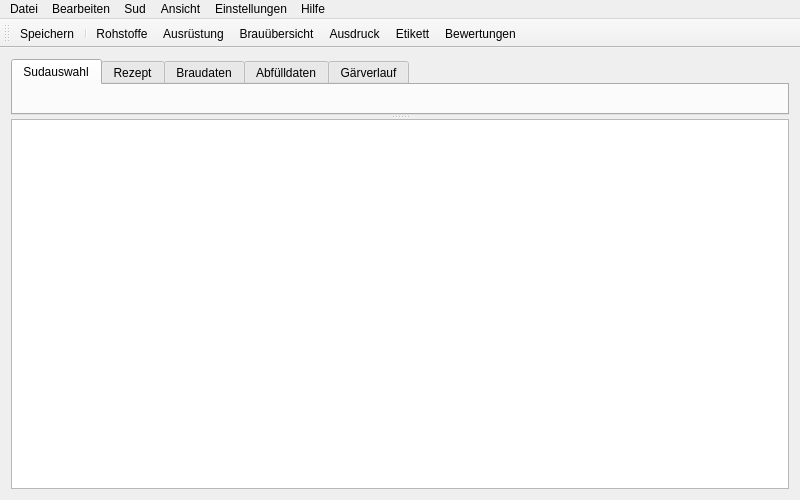
Before: the Qt Designer form kleiner-brauhelfer/mainwindow.ui in kleiner-brauhelfer/kleiner-brauhelfer-2, drawn with Qt 5.
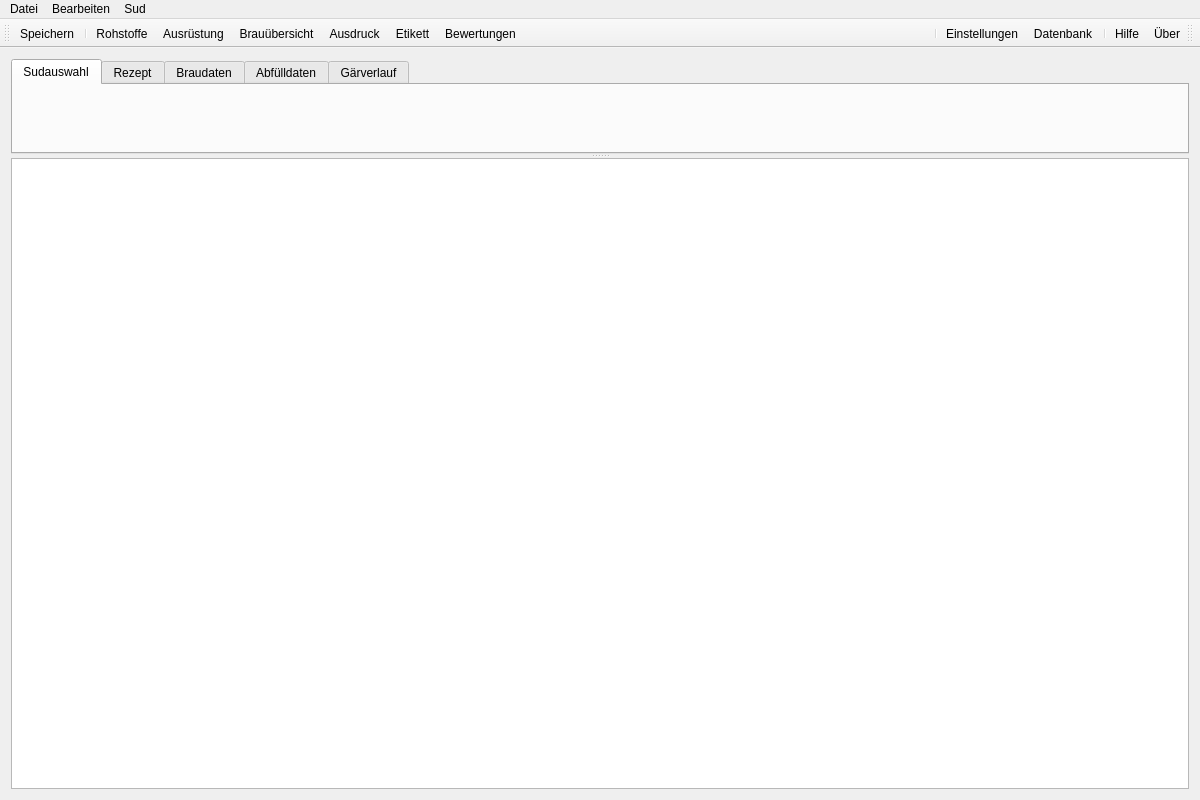
After: the same form once the commit is applied. Icons and pictures are not drawn. Custom widgets are drawn as their Qt base class.

Commit message: Einstellungen neu in einem Dialog

The edit to the form file:
```diff
--- a/kleiner-brauhelfer/mainwindow.ui
+++ b/kleiner-brauhelfer/mainwindow.ui
@@ -6,8 +6,8 @@
    <rect>
     <x>0</x>
     <y>0</y>
-    <width>800</width>
-    <height>500</height>
+    <width>1200</width>
+    <height>800</height>
    </rect>
   </property>
   <widget class="QWidget" name="centralWidget">
@@ -40,8 +40,8 @@
         <rect>
          <x>0</x>
          <y>0</y>
-         <width>800</width>
-         <height>459</height>
+         <width>1200</width>
+         <height>762</height>
         </rect>
        </property>
        <layout class="QVBoxLayout" name="verticalLayout">
@@ -118,8 +118,8 @@
     <rect>
      <x>0</x>
      <y>0</y>
-     <width>800</width>
-     <height>21</height>
+     <width>1200</width>
+     <height>18</height>
     </rect>
    </property>
    <widget class="QMenu" name="menuFile">
@@ -144,42 +144,6 @@
     <addaction name="separator"/>
     <addaction name="actionBeenden"/>
    </widget>
-   <widget class="QMenu" name="menuAnsicht">
-    <property name="title">
-     <string>Ansicht</string>
-    </property>
-    <widget class="QMenu" name="menuFarbschema">
-     <property name="title">
-      <string>Farbschema</string>
-     </property>
-     <addaction name="actionThemeHell"/>
-     <addaction name="actionThemeDunkel"/>
-    </widget>
-    <widget class="QMenu" name="menuStil">
-     <property name="title">
-      <string>Stil</string>
-     </property>
-    </widget>
-    <addaction name="actionAnsichtWiederherstellen"/>
-    <addaction name="separator"/>
-    <addaction name="menuFarbschema"/>
-    <addaction name="menuStil"/>
-    <addaction name="actionSchriftart"/>
-    <addaction name="separator"/>
-    <addaction name="actionRohstoffe"/>
-    <addaction name="actionAusruestung"/>
-    <addaction name="actionBrauUebersicht"/>
-    <addaction name="separator"/>
-    <addaction name="actionLog"/>
-    <addaction name="actionDatenbank"/>
-   </widget>
-   <widget class="QMenu" name="menuHilfe">
-    <property name="title">
-     <string>Hilfe</string>
-    </property>
-    <addaction name="actionHilfe"/>
-    <addaction name="actionUeber"/>
-   </widget>
    <widget class="QMenu" name="menuSud">
     <property name="title">
      <string>Sud</string>
@@ -193,31 +157,6 @@
     <addaction name="separator"/>
     <addaction name="actionEingabefelderEntsperren"/>
    </widget>
-   <widget class="QMenu" name="menuEinstellungen">
-    <property name="title">
-     <string>Einstellungen</string>
-    </property>
-    <widget class="QMenu" name="menuSprache">
-     <property name="title">
-      <string>Sprache</string>
-     </property>
-     <addaction name="actionDeutsch"/>
-     <addaction name="actionEnglisch"/>
-     <addaction name="actionSchwedisch"/>
-     <addaction name="actionNiederlaendisch"/>
-    </widget>
-    <addaction name="actionOeffnen"/>
-    <addaction name="separator"/>
-    <addaction name="actionBestaetigungBeenden"/>
-    <addaction name="actionCheckUpdate"/>
-    <addaction name="actionTooltips"/>
-    <addaction name="actionAnimationen"/>
-    <addaction name="separator"/>
-    <addaction name="menuSprache"/>
-    <addaction name="actionZahlenformat"/>
-    <addaction name="separator"/>
-    <addaction name="actionModule"/>
-   </widget>
    <widget class="QMenu" name="menuBearbeiten">
     <property name="title">
      <string>Bearbeiten</string>
@@ -226,9 +165,6 @@
    <addaction name="menuFile"/>
    <addaction name="menuBearbeiten"/>
    <addaction name="menuSud"/>
-   <addaction name="menuAnsicht"/>
-   <addaction name="menuEinstellungen"/>
-   <addaction name="menuHilfe"/>
   </widget>
   <widget class="QToolBar" name="toolBar">
    <property name="iconSize">
@@ -255,6 +191,35 @@
    <addaction name="actionEtikett"/>
    <addaction name="actionBewertungen"/>
   </widget>
+  <widget class="QToolBar" name="toolBarLeft">
+   <property name="windowTitle">
+    <string>Erweiterte Toolbar</string>
+   </property>
+   <property name="layoutDirection">
+    <enum>Qt::RightToLeft</enum>
+   </property>
+   <property name="iconSize">
+    <size>
+     <width>16</width>
+     <height>16</height>
+    </size>
+   </property>
+   <property name="toolButtonStyle">
+    <enum>Qt::ToolButtonTextUnderIcon</enum>
+   </property>
+   <attribute name="toolBarArea">
+    <enum>TopToolBarArea</enum>
+   </attribute>
+   <attribute name="toolBarBreak">
+    <bool>false</bool>
+   </attribute>
+   <addaction name="actionUeber"/>
+   <addaction name="actionHilfe"/>
+   <addaction name="separator"/>
+   <addaction name="actionDatenbank"/>
+   <addaction name="actionSettings"/>
+   <addaction name="separator"/>
+  </widget>
   <action name="actionSpeichern">
    <property name="icon">
     <iconset theme="save"/>
@@ -636,6 +601,20 @@
     <string>Bewertungen</string>
    </property>
   </action>
+  <action name="actionSettings">
+   <property name="checkable">
+    <bool>true</bool>
+   </property>
+   <property name="icon">
+    <iconset theme="settings"/>
+   </property>
+   <property name="text">
+    <string>Einstellungen</string>
+   </property>
+   <property name="menuRole">
+    <enum>QAction::NoRole</enum>
+   </property>
+  </action>
  </widget>
  <layoutdefault spacing="6" margin="11"/>
  <customwidgets>
```
Left out of the diff: 156 changed lines with no effect on the pictures. The commit also changes 16 other files.
